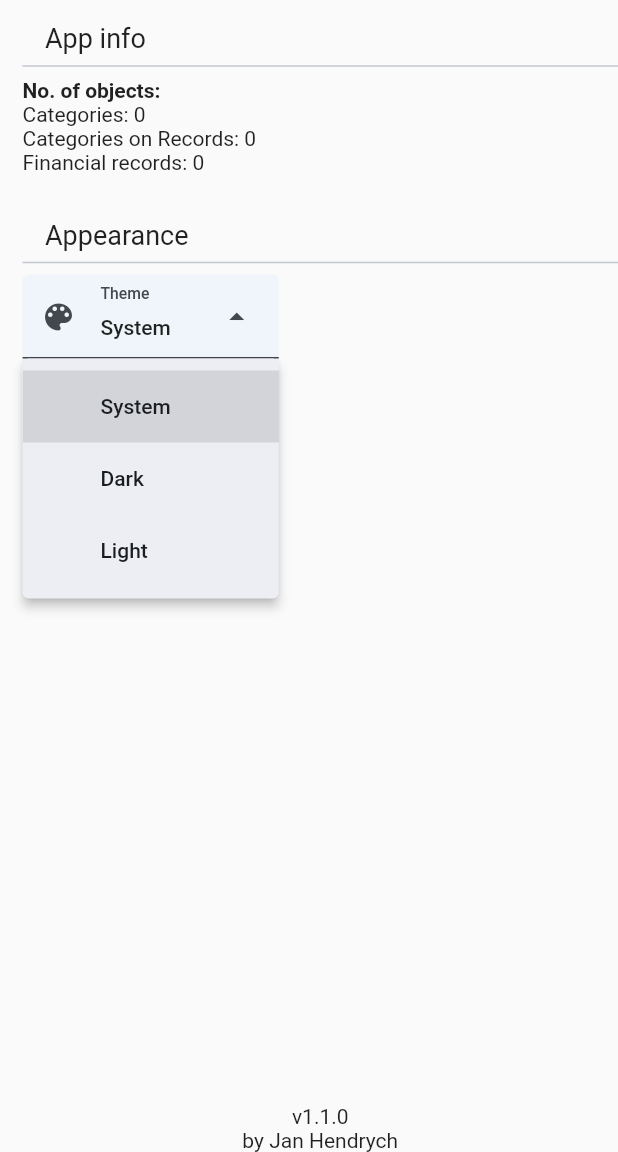
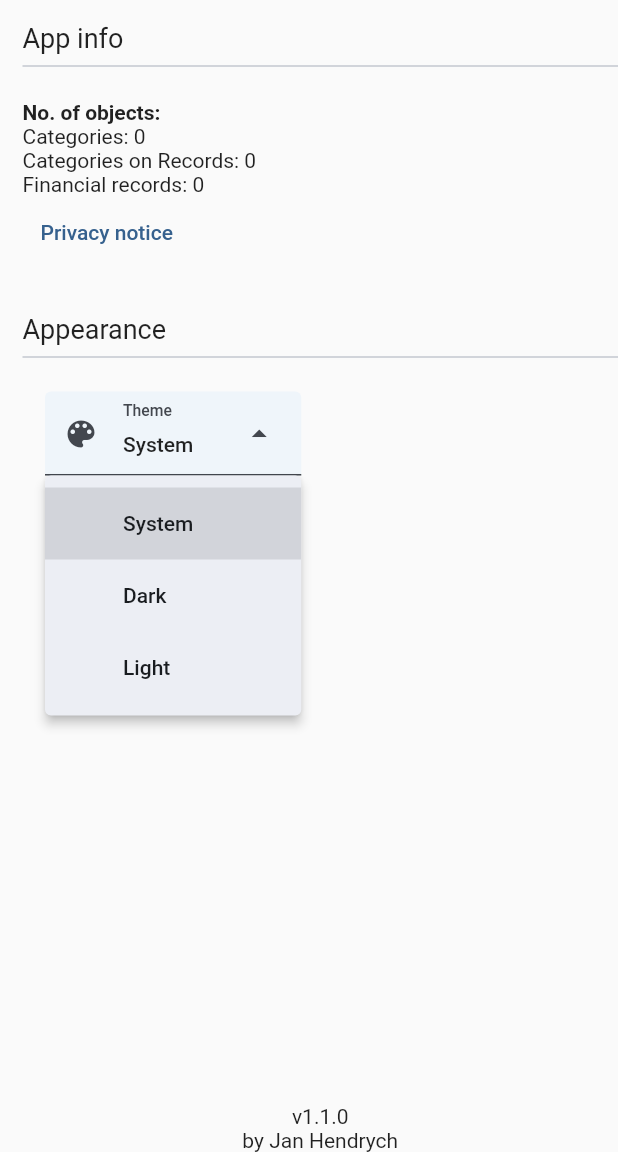
Before and after one commit to hendrychjan/connie, a Flutter app: the SettingsPage screen opened directly, after a tap on "System", on a phone screen of 412 x 824 dp, the part 84-1236 px from its top. Run offline on Flutter 3.47's test engine with Material 2 defaults, Android fonts, the phone set to English and light mode, and no system bars; our stand-ins replace flutter_colorpicker, get, hive, hive_flutter, package_info_plus; missing offline and left inert: bson; accounts and stored records are empty.

Commit message:
Add privacy notice into settings page aswell

```diff
--- a/lib/pages/settings_page.dart
+++ b/lib/pages/settings_page.dart
@@ -1,7 +1,9 @@
 import 'package:connie/getx/app_controller.dart';
 import 'package:connie/ui/local_theme.dart';
 import 'package:connie/widgets/common/form/form_field_dropdown.dart';
+import 'package:connie/widgets/common/privacy_notice_dialog.dart';
 import 'package:flutter/material.dart';
+import 'package:get/get.dart';
 import 'package:hive_flutter/hive_flutter.dart';
 
 class SettingsPage extends StatefulWidget {
@@ -49,6 +51,10 @@ class _SettingsPageState extends State<SettingsPage> {
 class _AppStatisticsSection extends StatelessWidget {
   const _AppStatisticsSection();
 
+  void _openPrivacyNoticeDialog() {
+    Get.dialog(const PrivacyNoticeDialog());
+  }
+
   @override
   Widget build(BuildContext context) {
     return Padding(
@@ -71,15 +77,22 @@ class _AppStatisticsSection extends StatelessWidget {
                 crossAxisAlignment: CrossAxisAlignment.start,
                 children: [
                   Text(
-                      "Categories: ${AppController.to.hiveService.categoryBox.length}"),
+                    "Categories: ${AppController.to.hiveService.categoryBox.length}",
+                  ),
                   Text(
-                      "Categories on Records: ${AppController.to.hiveService.categoryOnRecordBox.length}"),
+                    "Categories on Records: ${AppController.to.hiveService.categoryOnRecordBox.length}",
+                  ),
                   Text(
-                      "Financial records: ${AppController.to.hiveService.financialRecordBox.length}"),
+                    "Financial records: ${AppController.to.hiveService.financialRecordBox.length}",
+                  ),
                 ],
               );
             },
-          )
+          ),
+          TextButton(
+            onPressed: _openPrivacyNoticeDialog,
+            child: const Text("Privacy notice"),
+          ),
         ],
       ),
     );
@@ -138,13 +151,16 @@ class __SectionHeaderState extends State<_SectionHeader> {
       crossAxisAlignment: CrossAxisAlignment.start,
       children: [
         Padding(
-          padding: const EdgeInsets.only(left: 15, top: 15),
+          padding: const EdgeInsets.only(top: 15),
           child: Text(
             widget.title,
             style: const TextStyle(fontSize: 18),
           ),
         ),
-        const Divider(),
+        const Padding(
+          padding: EdgeInsets.only(bottom: 15),
+          child: Divider(),
+        ),
       ],
     );
   }
--- a/lib/widgets/common/form/form_field_dropdown.dart
+++ b/lib/widgets/common/form/form_field_dropdown.dart
@@ -25,7 +25,9 @@ class FormFieldDropdown extends StatefulWidget {
 class _FormFieldDropdownState extends State<FormFieldDropdown> {
   @override
   Widget build(BuildContext context) {
-    return DropdownMenu(
+    return Padding(
+      padding: const EdgeInsets.only(left: 15, right: 15, bottom: 15),
+      child: DropdownMenu(
         initialSelection: widget.initialSelection,
         dropdownMenuEntries: widget.items,
         inputDecorationTheme: InputDecorationTheme(
@@ -41,6 +43,7 @@ class _FormFieldDropdownState extends State<FormFieldDropdown> {
             widget.onSelected!(value);
           }
         },
+      ),
     );
   }
 }
```
Also changed, not shown: lib/pages/first_time_setup_page.dart (+2 -8 lines), lib/widgets/common/privacy_notice_dialog.dart (added, +61 -0 lines), lib/widgets/common/privacy_notice_widget.dart (deleted, +0 -53 lines). Lines whose indentation alone changed are shown as unchanged.
